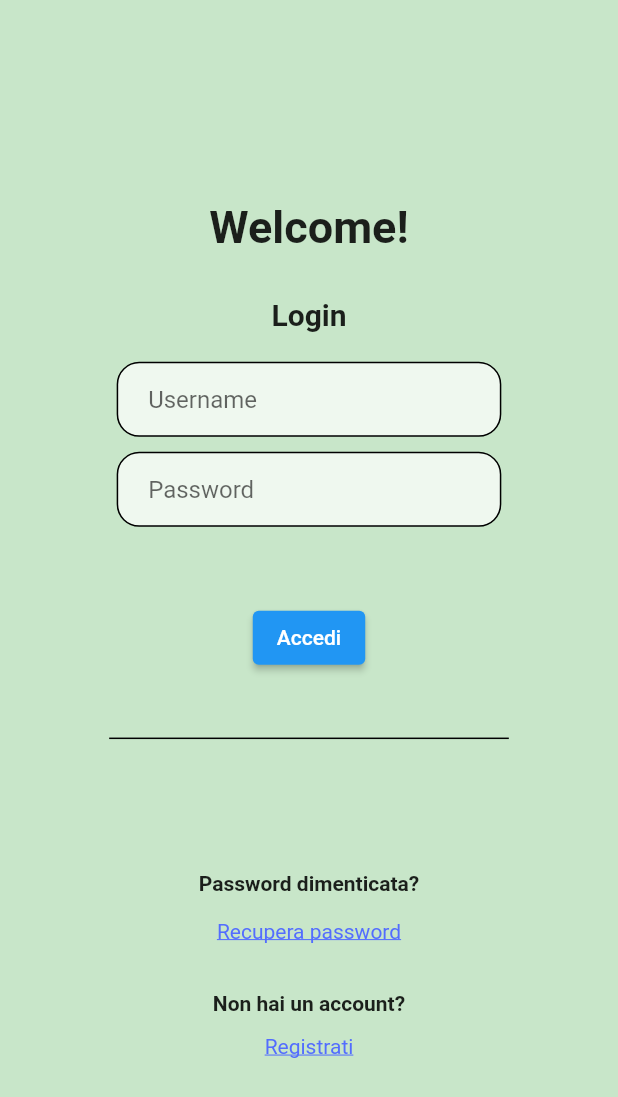
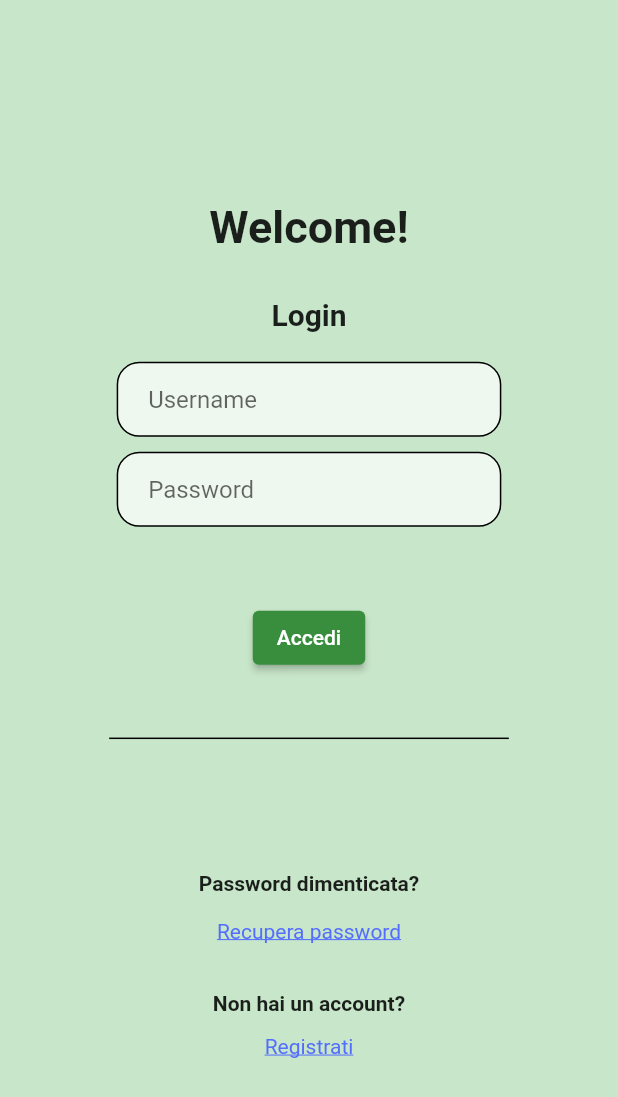
Before and after one commit to noblesseobl/Progetto, a Flutter app: the screen it shows after launch, after a tap on "Login Circolo", on a phone screen of 412 x 824 dp. Shown: the top 1097 px of the screen. Run offline on Flutter 3.47's test engine with Material 2 defaults, Android fonts, the phone set to English and light mode, and no system bars; our stand-ins replace image_picker.

Commit message:
modifiche grafiche

```diff
--- a/lib/CIRCOLO/LoginCircolo.dart
+++ b/lib/CIRCOLO/LoginCircolo.dart
@@ -164,7 +164,11 @@ class _LoginCircoloState extends State<LoginCircolo> {
                                 //gestione risposta
                                 //cambia route
 
-                              }, child: Text("Accedi"),
+                              },
+                              child: Text("Accedi"),
+                              style: ElevatedButton.styleFrom(
+                                primary: Colors.green.shade700, // Background color
+                              ),
                             ),
 
                             SizedBox(height: 25,),
--- a/lib/PLAYER/LoginPlayer.dart
+++ b/lib/PLAYER/LoginPlayer.dart
@@ -158,7 +158,11 @@ class _LoginPlayerState extends State<LoginPlayer> {
                                 //gestione risposta
                                 //cambia route
 
-                              }, child: Text("Accedi"),
+                              },
+                              child: Text("Accedi"),
+                              style: ElevatedButton.styleFrom(
+                                primary: Colors.blueAccent.shade700, // Background color
+                              ),
                             ),
 
                             SizedBox(height: 25,),
--- a/lib/main.dart
+++ b/lib/main.dart
@@ -33,7 +33,7 @@ class Hello extends StatelessWidget {
             image: DecorationImage(
                 image: AssetImage('/palleracchetta.jpg'),
                 fit: BoxFit.cover,
-                colorFilter: ColorFilter.mode(Colors.white.withOpacity(0.6),
+                colorFilter: ColorFilter.mode(Colors.white.withOpacity(0.45),
                     BlendMode.lighten
                 )
 
@@ -57,7 +57,7 @@ class Hello extends StatelessWidget {
 
 
               Padding(
-                  padding: getPadding(top: 11),
+                  padding: getPadding(top: 20),
                   child: Text("NOME APP!",
                       overflow: TextOverflow.ellipsis,
                       textAlign: TextAlign.center,
@@ -73,7 +73,7 @@ class Hello extends StatelessWidget {
               // Implement the stroke
 
               Padding(
-                  padding: getPadding(top: 11),
+                  padding: getPadding(top: 20),
                   child: Text("NOME APP!",
                       overflow: TextOverflow.ellipsis,
                       textAlign: TextAlign.center,
@@ -87,7 +87,7 @@ class Hello extends StatelessWidget {
             ],),
 
 
-              SizedBox(height: 200),
+              SizedBox(height: 180),
 
 
               //altre robe
@@ -113,26 +113,23 @@ class Hello extends StatelessWidget {
                             width: 1
                         ),
                         gradient:
-                        const LinearGradient(
-                            colors: [Colors.blue,
-                              Color(0xff1b44bf)]
-                        ),
-
-                        borderRadius: BorderRadius.circular(25)),
+                        const LinearGradient(colors: [Colors.lightGreen,
+                          Colors.green]),
+                        borderRadius: BorderRadius.circular(19)),
                     child: Container(
                       width: double.infinity,
                       height: 50,
                       alignment: Alignment.center,
                       child: const Text(
                           'Login Circolo',
-                          style: TextStyle(fontSize: 20,fontFamily: 'Poppins', color: Colors.black)
+                          style: TextStyle(fontSize: 20,fontFamily: 'Poppins', color: Colors.white)
                       ),
                     ),
                   ),
                 ),
               ),
 
-              SizedBox(height: 30),
+              SizedBox(height: 15),
 
               Container(
 
@@ -154,9 +151,11 @@ class Hello extends StatelessWidget {
                             width: 1
                         ),
                         gradient:
-                            const LinearGradient(colors: [Colors.purple,
-                              Color(0xff3F005C)]),
-                        borderRadius: BorderRadius.circular(25)),
+                        const LinearGradient(
+                            colors: [Colors.blue,
+                              Color(0xff1b44bf)]
+                        ),
+                        borderRadius: BorderRadius.circular(19)),
                     child: Container(
                       width: double.infinity,
                       height: 50,
```
Also changed, not shown: lib/PLAYER/SignInPlayer.dart (+28 -3 lines), lib/recuperoPassword.dart (+10 -5 lines).
